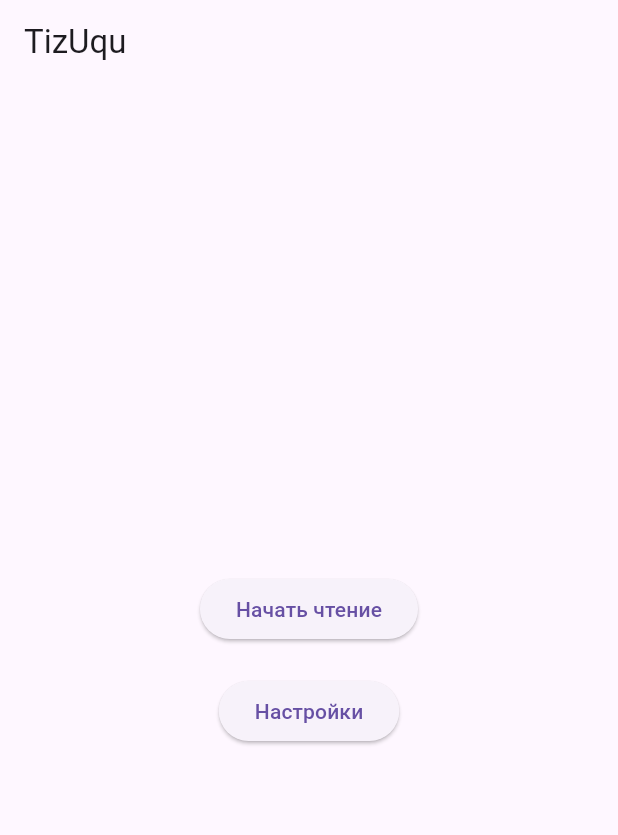
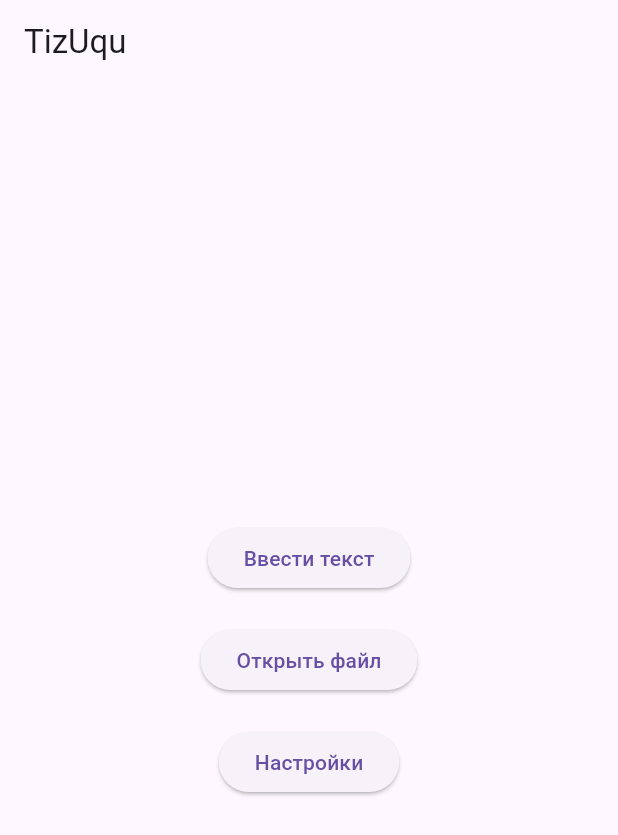
Before and after one commit to Tyukmaev5/TizUqu, a Flutter app: the screen it shows after launch, on a phone screen of 412 x 824 dp. Shown: the top 835 px of the screen. Run offline on Flutter 3.47's test engine with Material 3 defaults, Android fonts, the phone set to English and light mode, and no system bars; our stand-ins replace equatable, file_picker, flutter_bloc, get_it, shared_preferences.

Commit message:
add new function open file

```diff
--- a/lib/main.dart
+++ b/lib/main.dart
@@ -29,6 +29,7 @@ class TizUquApp extends StatelessWidget {
             theme: ThemeData.light(),
             darkTheme: ThemeData.dark(),
             home: const MainScreen(),
+            debugShowCheckedModeBanner: false,
           );
         },
       ),
--- a/lib/presentation/screens/main_screen.dart
+++ b/lib/presentation/screens/main_screen.dart
@@ -1,9 +1,17 @@
+// ignore_for_file: use_build_context_synchronously
+
 import 'package:flutter/material.dart';
+import 'package:tizuqu/presentation/bloc/widgets/open_file.dart';
 import 'package:tizuqu/presentation/screens.dart';
 
-class MainScreen extends StatelessWidget {
+class MainScreen extends StatefulWidget {
   const MainScreen({super.key});
 
+  @override
+  State<MainScreen> createState() => _MainScreenState();
+}
+
+class _MainScreenState extends State<MainScreen> {
   @override
   Widget build(BuildContext context) {
     return Scaffold(
@@ -13,12 +21,19 @@ class MainScreen extends StatelessWidget {
           mainAxisAlignment: MainAxisAlignment.center,
           children: [
             ElevatedButton(
-              child: const Text('Начать чтение'),
+              child: const Text('Ввести текст'),
               onPressed: () {
                 Navigator.push(
                   context,
                   MaterialPageRoute(builder: (_) => const TextInputScreen()),
                 );
+              },
+            ),
+            const SizedBox(height: 20),
+            ElevatedButton(
+              child: const Text('Открыть файл'),
+              onPressed: () async {
+                const OpenFileButton();
               },
             ),
             const SizedBox(height: 20),
--- a/lib/presentation/screens/text_input_screen.dart
+++ b/lib/presentation/screens/text_input_screen.dart
@@ -1,5 +1,6 @@
 import 'package:flutter/material.dart';
 import 'package:flutter_bloc/flutter_bloc.dart';
+import 'package:tizuqu/presentation/bloc/bloc_settings.dart';
 import 'package:tizuqu/presentation/bloc/show_words/show_words_cubit.dart';
 import 'package:tizuqu/presentation/screens.dart';
 
@@ -16,8 +17,8 @@ class _TextInputScreenState extends State<TextInputScreen> {
   void _startReading() {
     final text = _controller.text.trim();
     if (text.isNotEmpty) {
-      // Допустим, скорость пока фиксированная (500 мс)
-      const speed = Duration(milliseconds: 500);
+      final settings = context.read<SettingsBloc>().state;
+      final speed = Duration(milliseconds: settings.speedMs);
 
       Navigator.push(
         context,
--- a/pubspec.yaml
+++ b/pubspec.yaml
@@ -39,6 +39,7 @@ dependencies:
   shared_preferences: ^2.3.3
   equatable: ^2.0.7
   flutter_bloc: ^9.1.0
+  file_picker: ^6.1.1
 
 dev_dependencies:
   flutter_test:
```
Also changed, not shown: lib/presentation/bloc/widgets/open_file.dart (added, +51 -0 lines), pubspec.lock.
